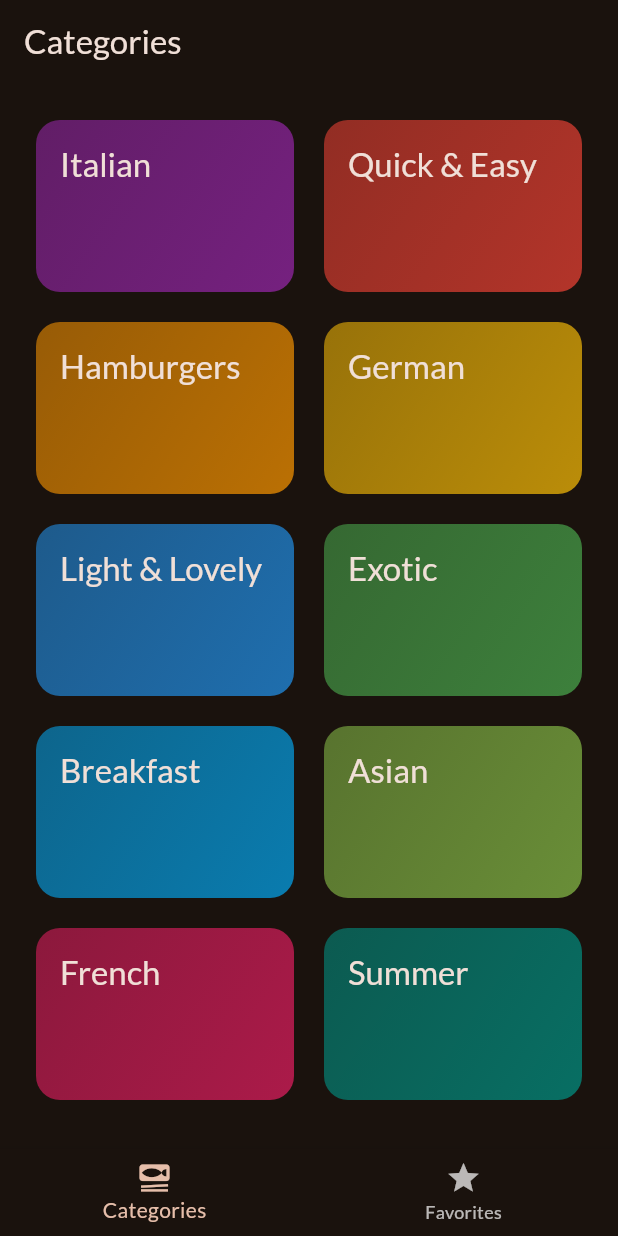
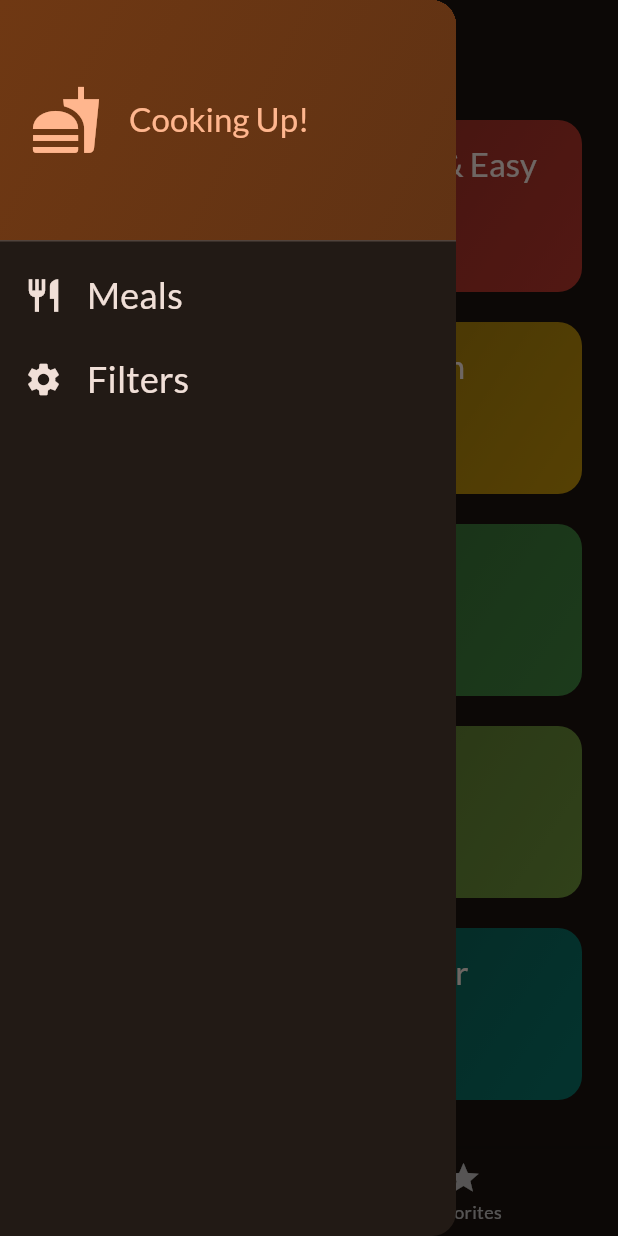
Before and after one commit to vomi-exe/Flutter-mealsApp, a Flutter app: the screen it shows after launch, with the side drawer open (before the commit the screen has no drawer), on a phone screen of 412 x 824 dp. Run offline on Flutter 3.47's test engine with Material 2 defaults, Android fonts, the phone set to English and light mode, and no system bars; our stand-ins replace google_fonts, transparent_image.

Commit message:
added filters section Screen and a Navigation Drawer

```diff
--- a/lib/screens/categories.dart
+++ b/lib/screens/categories.dart
@@ -1,11 +1,14 @@
 import 'package:meals/models/category.dart';
 import 'package:flutter/material.dart';
 import 'package:meals/data/dummay_data.dart';
+import 'package:meals/models/meal.dart';
 import 'package:meals/screens/meals.dart';
 import 'package:meals/widgets/category_grid_item.dart';
 
 class CategoriesScreen extends StatelessWidget {
-  const CategoriesScreen({super.key});
+  const CategoriesScreen({super.key, required this.onToggleFavorite});
+
+  final void Function(Meal meal) onToggleFavorite;
 
   void _selectedCategory(BuildContext context, Category category) {
     final filterdMeals = dummyMeals
@@ -15,8 +18,11 @@ class CategoriesScreen extends StatelessWidget {
     Navigator.push(
       context,
       MaterialPageRoute(
-        builder: (ctx) =>
-            MealsScreen(title: category.title, meals: filterdMeals),
+        builder: (ctx) => MealsScreen(
+          title: category.title,
+          meals: filterdMeals,
+          onToggleFavorite: onToggleFavorite,
+        ),
       ),
     );
   }
--- a/lib/screens/tabs.dart
+++ b/lib/screens/tabs.dart
@@ -1,6 +1,9 @@
 import 'package:flutter/material.dart';
+import 'package:meals/models/meal.dart';
 import 'package:meals/screens/categories.dart';
+import 'package:meals/screens/filters.dart';
 import 'package:meals/screens/meals.dart';
+import 'package:meals/widgets/main_drawer.dart';
 
 class TabsScreen extends StatefulWidget {
   const TabsScreen({super.key});
@@ -13,6 +16,31 @@ class TabsScreen extends StatefulWidget {
 
 class _TabsScreenState extends State<TabsScreen> {
   int _selectedPageIndex = 0;
+  final List<Meal> _favoriteMeals = [];
+
+  _showInfoMessage(String message) {
+    ScaffoldMessenger.of(context).clearSnackBars();
+    ScaffoldMessenger.of(context).showSnackBar(
+      SnackBar(
+        content: Text(message),
+      ),
+    );
+  }
+
+  void _toggleMealFavoriteStatus(Meal meal) {
+    final isExisting = _favoriteMeals.contains(meal);
+    if (isExisting) {
+      setState(() {
+        _favoriteMeals.remove(meal);
+      });
+      _showInfoMessage('Meal is no longer a favorite');
+    } else {
+      setState(() {
+        _favoriteMeals.add(meal);
+      });
+      _showInfoMessage('Marked as favorite!');
+    }
+  }
 
   void _selectPage(int index) {
     setState(() {
@@ -20,13 +48,31 @@ class _TabsScreenState extends State<TabsScreen> {
     });
   }
 
+  void _setScreen(String indetifier) async {
+    Navigator.pop(context);
+    if (indetifier == 'filters') {
+      final result = await Navigator.push<Map<Filters, bool>>(
+        context,
+        MaterialPageRoute(
+          builder: (ctx) => const FiltersScreen(),
+        ),
+      );
+      print(result);
+    }
+  }
+
   @override
   Widget build(BuildContext context) {
-    Widget activePage = const CategoriesScreen();
+    Widget activePage = CategoriesScreen(
+      onToggleFavorite: _toggleMealFavoriteStatus,
+    );
     var activePageTitle = 'Categories';
 
     if (_selectedPageIndex == 1) {
-      activePage = MealsScreen(meals: []);
+      activePage = MealsScreen(
+        meals: _favoriteMeals,
+        onToggleFavorite: _toggleMealFavoriteStatus,
+      );
       activePageTitle = "Your Favorites";
     }
 
@@ -34,11 +80,14 @@ class _TabsScreenState extends State<TabsScreen> {
       appBar: AppBar(
         title: Text(activePageTitle),
       ),
+      drawer: MainDrawer(
+        onSelectScreen: _setScreen,
+      ),
       body: activePage,
       bottomNavigationBar: BottomNavigationBar(
         onTap: _selectPage,
         currentIndex: _selectedPageIndex,
-        items: [
+        items: const [
           BottomNavigationBarItem(
             icon: Icon(Icons.set_meal),
             label: 'Categories',
--- /dev/null
+++ b/lib/widgets/main_drawer.dart
@@ -0,0 +1,85 @@
+import 'package:flutter/material.dart';
+
+class MainDrawer extends StatelessWidget {
+  const MainDrawer({super.key, required this.onSelectScreen});
+
+  final void Function(String identifier) onSelectScreen;
+
+  @override
+  Widget build(BuildContext context) {
+    return Drawer(
+      child: Column(
+        children: [
+          DrawerHeader(
+            padding: const EdgeInsets.all(20),
+            decoration: BoxDecoration(
+              gradient: LinearGradient(
+                colors: [
+                  Theme.of(context).colorScheme.primaryContainer,
+                  Theme.of(context)
+                      .colorScheme
+                      .primaryContainer
+                      .withOpacity(0.8),
+                ],
+                begin: Alignment.topLeft,
+                end: Alignment.bottomRight,
+              ),
+            ),
+            child: Row(
+              children: [
+                Icon(
+                  Icons.fastfood,
+                  size: 48,
+                  color: Theme.of(context).colorScheme.primary,
+                ),
+                const SizedBox(
+                  width: 18,
+                ),
+                Text(
+                  'Cooking Up!',
+                  style: Theme.of(context).textTheme.titleLarge!.copyWith(
+                        color: Theme.of(context).colorScheme.primary,
+                      ),
+                ),
+              ],
+            ),
+          ),
+          ListTile(
+            leading: Icon(
+              Icons.restaurant,
+              size: 26,
+              color: Theme.of(context).colorScheme.onBackground,
+            ),
+            title: Text(
+              'Meals',
+              style: Theme.of(context).textTheme.titleSmall!.copyWith(
+                    color: Theme.of(context).colorScheme.onBackground,
+                    fontSize: 24,
+                  ),
+            ),
+            onTap: () {
+              onSelectScreen('meals');
+            },
+          ),
+          ListTile(
+            leading: Icon(
+              Icons.settings,
+              size: 26,
+              color: Theme.of(context).colorScheme.onBackground,
+            ),
+            title: Text(
+              'Filters',
+              style: Theme.of(context).textTheme.titleSmall!.copyWith(
+                    color: Theme.of(context).colorScheme.onBackground,
+                    fontSize: 24,
+                  ),
+            ),
+            onTap: () {
+              onSelectScreen('filters');
+            },
+          ),
+        ],
+      ),
+    );
+  }
+}
```
Also changed, not shown: lib/screens/filters.dart (added, +142 -0 lines), lib/screens/meal_details.dart (+12 -1 lines), lib/screens/meals.dart (+15 -3 lines).
